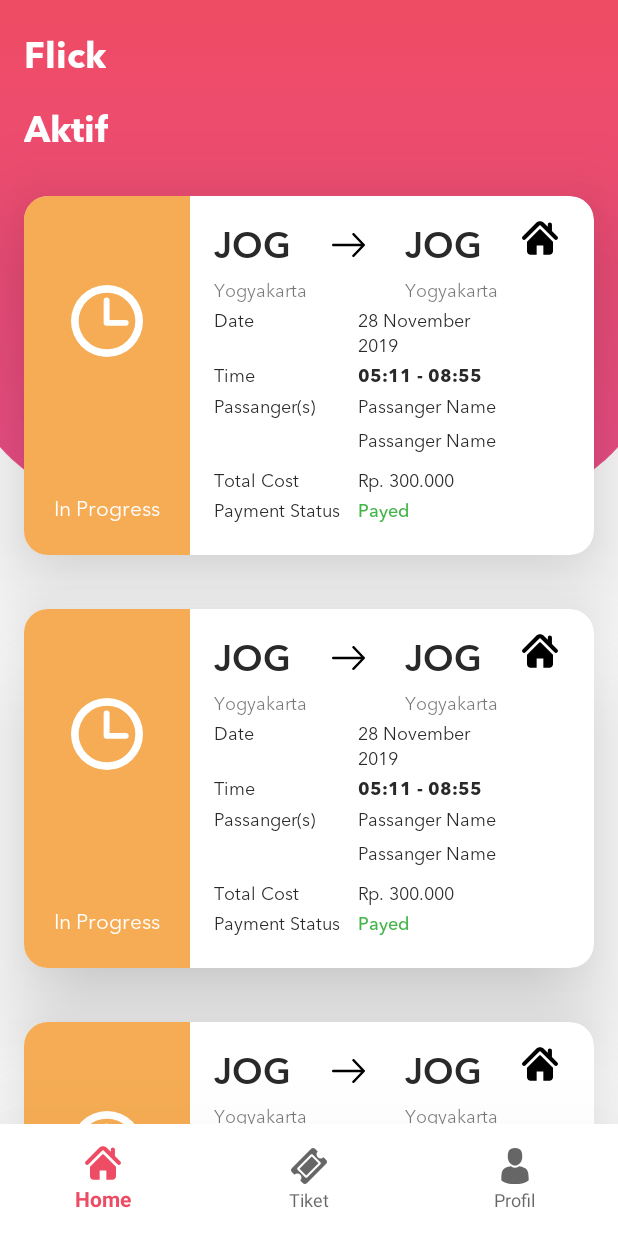
After one commit to DjakaTechnology/flicker-flight-app, an Android app: the fragment TicketsFragment placed in its activity, on a phone screen of 412 x 824 dp. The commit adds this screen. Run offline under Robolectric (Android 15) with nearby library versions, the phone set to English and light mode, and no system bars.

Commit message:
Added Profile, Seat, and Ticket Layout

```diff
--- a/app/src/main/AndroidManifest.xml
+++ b/app/src/main/AndroidManifest.xml
@@ -9,7 +9,8 @@
         android:roundIcon="@mipmap/ic_launcher_round"
         android:supportsRtl="true"
         android:theme="@style/AppTheme">
-        <activity android:name=".ui.paymentActivity.PaymentActivity"></activity>
+        <activity android:name=".SeatActivity"></activity>
+        <activity android:name=".ui.paymentActivity.PaymentActivity" />
         <activity android:name=".ui.paymentChooseActivity.PaymentChooseActivity" />
         <activity android:name=".ui.detailOrderContact.DetailOrderContactActivity" />
         <activity android:name=".ui.detailOrder.DetailOrderActivity" />
--- /dev/null
+++ b/app/src/main/java/id/djaka/flicker/TicketsFragment.kt
@@ -0,0 +1,19 @@
+package id.djaka.flicker
+
+import android.content.Context
+import android.net.Uri
+import android.os.Bundle
+import androidx.fragment.app.Fragment
+import android.view.LayoutInflater
+import android.view.View
+import android.view.ViewGroup
+
+class TicketsFragment : Fragment() {
+    override fun onCreateView(
+        inflater: LayoutInflater, container: ViewGroup?,
+        savedInstanceState: Bundle?
+    ): View? {
+        // Inflate the layout for this fragment
+        return inflater.inflate(R.layout.fragment_tickets, container, false)
+    }
+}
--- a/app/src/main/java/id/djaka/flicker/ui/main/MainPresenter.kt
+++ b/app/src/main/java/id/djaka/flicker/ui/main/MainPresenter.kt
@@ -3,12 +3,16 @@ package id.djaka.flicker.ui.main
 import android.util.Log
 import androidx.fragment.app.Fragment
 import com.google.android.material.bottomnavigation.BottomNavigationView
+import id.djaka.flicker.ProfileFragment
 import id.djaka.flicker.R
+import id.djaka.flicker.TicketsFragment
 import id.djaka.flicker.ui.home.HomeFragment
 import id.djaka.mvpanddagger.base.BasePresenter
 
 class MainPresenter(mainView: MainView) : BasePresenter<MainView>(mainView){
     private var homeFragment: Fragment? = null
+    private var ticketFragment: Fragment? = null
+    private var profileFragment: Fragment? = null
 
     override fun onViewCreated() {
         super.onViewCreated()
@@ -26,11 +30,15 @@ class MainPresenter(mainView: MainView) : BasePresenter<MainView>(mainView){
                     return@OnNavigationItemSelectedListener true
                 }
                 R.id.navigation_dashboard -> {
-
+                    if(ticketFragment == null)
+                        ticketFragment = TicketsFragment()
+                    view.replaceFrame(ticketFragment, 1)
                     return@OnNavigationItemSelectedListener true
                 }
                 R.id.navigation_notifications -> {
-
+                    if(profileFragment == null)
+                        profileFragment = ProfileFragment()
+                    view.replaceFrame(profileFragment, 2)
                     return@OnNavigationItemSelectedListener true
                 }
             }
--- /dev/null
+++ b/app/src/main/res/drawable/ic_clock.xml
@@ -0,0 +1,6 @@
+<vector android:autoMirrored="true" android:height="32dp"
+    android:viewportHeight="32" android:viewportWidth="32"
+    android:width="32dp" xmlns:android="http://schemas.android.com/apk/res/android">
+    <path android:fillColor="#fff" android:pathData="M16,0A16,16 0,1 0,32 16,16.018 16.018,0 0,0 16,0ZM16,28.6A12.6,12.6 0,1 1,28.6 16,12.61 12.61,0 0,1 16,28.6Z"/>
+    <path android:fillColor="#fff" android:pathData="M24.338,15.506L17.147,15.506L17.147,6.86a1.317,1.317 0,1 0,-2.635 0L14.512,16.823a1.317,1.317 0,0 0,1.317 1.317h8.508a1.317,1.317 0,0 0,0 -2.635Z"/>
+</vector>
--- /dev/null
+++ b/app/src/main/res/drawable/ic_right_arrow_black.xml
@@ -0,0 +1,5 @@
+<vector android:autoMirrored="true" android:height="16dp"
+    android:viewportHeight="13.12" android:viewportWidth="18.659"
+    android:width="22dp" xmlns:android="http://schemas.android.com/apk/res/android">
+    <path android:fillColor="#000" android:pathData="M6.094,12.923a0.662,0.662 0,0 0,0.94 -0.931l-4.768,-4.768L18.001,7.224A0.655,0.655 0,0 0,18.659 6.565a0.662,0.662 0,0 0,-0.658 -0.668L2.267,5.897l4.768,-4.759a0.675,0.675 0,0 0,-0 -0.94,0.659 0.659,0 0,0 -0.94,-0l-5.9,5.9a0.648,0.648 0,0 0,-0 0.931Z"/>
+</vector>
--- /dev/null
+++ b/app/src/main/res/layout/fragment_tickets.xml
@@ -0,0 +1,72 @@
+<?xml version="1.0" encoding="utf-8"?>
+<androidx.core.widget.NestedScrollView
+    xmlns:android="http://schemas.android.com/apk/res/android"
+    xmlns:app="http://schemas.android.com/apk/res-auto"
+    xmlns:tools="http://schemas.android.com/tools"
+    android:layout_width="match_parent"
+    android:layout_height="match_parent"
+    tools:context=".TicketsFragment"
+    android:fillViewport="true">
+
+    <androidx.constraintlayout.widget.ConstraintLayout
+        android:layout_width="match_parent"
+        android:layout_height="match_parent"
+        android:clipToPadding="false"
+        android:clipChildren="false"
+        android:paddingBottom="24dp">
+
+        <ImageView
+            android:id="@+id/imageView"
+            android:layout_width="match_parent"
+            android:layout_height="wrap_content"
+            android:adjustViewBounds="true"
+            android:src="@drawable/bg_main"
+            app:layout_constraintStart_toStartOf="parent"
+            app:layout_constraintTop_toTopOf="parent" />
+
+        <TextView
+            android:id="@+id/textView"
+            android:layout_width="wrap_content"
+            android:layout_height="wrap_content"
+            android:layout_marginStart="16dp"
+            android:layout_marginTop="16dp"
+            android:fontFamily="@font/avenir_bold"
+            android:text="Flick"
+            android:textColor="@color/white"
+            android:textSize="24sp"
+            app:layout_constraintStart_toStartOf="parent"
+            app:layout_constraintTop_toTopOf="parent" />
+
+        <TextView
+            android:id="@+id/textView17"
+            android:layout_width="wrap_content"
+            android:layout_height="wrap_content"
+            android:layout_marginStart="16dp"
+            android:layout_marginTop="8dp"
+            android:fontFamily="@font/avenir_bold"
+            android:text="Aktif"
+            android:textColor="@color/white"
+            android:textSize="24sp"
+            app:layout_constraintStart_toStartOf="parent"
+            app:layout_constraintTop_toBottomOf="@+id/textView" />
+
+        <LinearLayout
+            android:layout_width="match_parent"
+            android:layout_height="wrap_content"
+            android:paddingStart="@dimen/activity_padding"
+            android:paddingEnd="@dimen/activity_padding"
+            android:clipToPadding="false"
+            android:layout_marginTop="24dp"
+            android:orientation="vertical"
+            android:clipChildren="false"
+            app:layout_constraintTop_toBottomOf="@+id/textView17">
+
+            <include layout="@layout/rv_tickets" android:layout_width="match_parent" android:layout_height="wrap_content"/>
+            <include layout="@layout/rv_tickets" android:layout_width="match_parent" android:layout_height="wrap_content"/>
+            <include layout="@layout/rv_tickets" android:layout_width="match_parent" android:layout_height="wrap_content"/>
+            <include layout="@layout/rv_tickets" android:layout_width="match_parent" android:layout_height="wrap_content"/>
+        </LinearLayout>
+
+
+    </androidx.constraintlayout.widget.ConstraintLayout>
+</androidx.core.widget.NestedScrollView>
--- /dev/null
+++ b/app/src/main/res/layout/rv_tickets.xml
@@ -0,0 +1,266 @@
+<?xml version="1.0" encoding="utf-8"?>
+<FrameLayout android:layout_width="match_parent"
+    android:layout_height="wrap_content"
+    xmlns:tools="http://schemas.android.com/tools"
+    android:clipChildren="false"
+    android:clipToPadding="false"
+    android:paddingBottom="12dp"
+    xmlns:android="http://schemas.android.com/apk/res/android"
+    xmlns:app="http://schemas.android.com/apk/res-auto">
+    <androidx.cardview.widget.CardView
+        android:orientation="vertical"
+        app:cardCornerRadius="16dp"
+        android:foreground="?selectableItemBackground"
+        android:layout_marginBottom="24dp"
+        android:clickable="true"
+        app:cardElevation="45dp"
+        android:layout_width="match_parent" android:layout_height="wrap_content">
+
+        <LinearLayout
+            android:layout_width="match_parent"
+            android:layout_height="wrap_content"
+            android:orientation="horizontal">
+
+            <androidx.constraintlayout.widget.ConstraintLayout
+                android:layout_width="0dp"
+                android:layout_height="match_parent"
+                android:layout_weight="1"
+                android:background="@color/yellow">
+
+                <ImageView
+                    android:id="@+id/imageView8"
+                    android:layout_width="48dp"
+                    android:layout_height="48dp"
+                    app:layout_constraintBottom_toBottomOf="parent"
+                    app:layout_constraintEnd_toEndOf="parent"
+                    app:layout_constraintStart_toStartOf="parent"
+                    app:layout_constraintTop_toTopOf="parent"
+                    app:layout_constraintVertical_bias="0.31"
+                    app:srcCompat="@drawable/ic_clock" />
+
+                <TextView
+                    android:id="@+id/textView22"
+                    android:layout_width="wrap_content"
+                    android:layout_height="wrap_content"
+                    android:layout_marginBottom="8dp"
+                    android:fontFamily="@font/avenir_regular"
+                    android:paddingBottom="12dp"
+                    android:text="In Progress"
+                    android:textColor="@color/white"
+                    app:layout_constraintBottom_toBottomOf="parent"
+                    app:layout_constraintEnd_toEndOf="parent"
+                    app:layout_constraintStart_toStartOf="parent" />
+            </androidx.constraintlayout.widget.ConstraintLayout>
+
+            <androidx.constraintlayout.widget.ConstraintLayout
+                android:layout_width="0dp"
+                android:layout_height="wrap_content"
+                android:layout_weight="2"
+                android:paddingLeft="16dp"
+                android:paddingTop="12dp"
+                android:paddingRight="16dp"
+                android:paddingBottom="12dp">
+
+                <ImageView
+                    android:id="@+id/imageView12"
+                    android:layout_width="wrap_content"
+                    android:layout_height="wrap_content"
+                    android:layout_marginStart="8dp"
+                    android:layout_marginTop="8dp"
+                    android:layout_marginEnd="8dp"
+                    android:layout_marginBottom="8dp"
+                    android:rotation="180"
+                    app:layout_constraintBottom_toTopOf="@+id/textView44"
+                    app:layout_constraintEnd_toStartOf="@+id/tv_current_pos2"
+                    app:layout_constraintStart_toEndOf="@+id/tv_current_pos"
+                    app:layout_constraintTop_toTopOf="@+id/tv_current_pos"
+                    app:srcCompat="@drawable/ic_right_arrow_black" />
+
+                <TextView
+                    android:id="@+id/textView44"
+                    android:layout_width="wrap_content"
+                    android:layout_height="wrap_content"
+                    android:fontFamily="@font/avenir_regular"
+                    android:text="Yogyakarta"
+                    android:textSize="12sp"
+                    app:layout_constraintEnd_toEndOf="parent"
+                    app:layout_constraintTop_toBottomOf="@+id/tv_current_pos" />
+
+                <TextView
+                    android:id="@+id/tv_current_pos2"
+                    android:layout_width="wrap_content"
+                    android:layout_height="wrap_content"
+                    android:fontFamily="@font/avenir_demi"
+                    android:text="JOG"
+                    android:textColor="@color/black_main"
+                    android:textSize="24sp"
+                    app:layout_constraintStart_toStartOf="@+id/textView44"
+                    app:layout_constraintTop_toTopOf="parent" />
+
+                <TextView
+                    android:id="@+id/textView10"
+                    android:layout_width="wrap_content"
+                    android:layout_height="wrap_content"
+                    android:fontFamily="@font/avenir_regular"
+                    android:text="Yogyakarta"
+                    android:textSize="12sp"
+                    app:layout_constraintStart_toStartOf="@+id/tv_current_pos"
+                    app:layout_constraintTop_toBottomOf="@+id/tv_current_pos" />
+
+                <TextView
+                    android:id="@+id/tv_current_pos"
+                    android:layout_width="wrap_content"
+                    android:layout_height="wrap_content"
+                    android:fontFamily="@font/avenir_demi"
+                    android:text="JOG"
+                    android:textColor="@color/black_main"
+                    android:textSize="24sp"
+                    app:layout_constraintStart_toStartOf="parent"
+                    app:layout_constraintTop_toTopOf="parent" />
+
+                <androidx.gridlayout.widget.GridLayout
+                    android:layout_width="match_parent"
+                    android:layout_height="wrap_content"
+                    android:layout_marginBottom="8dp"
+                    android:layout_weight="1"
+                    app:columnCount="2"
+                    app:layout_constraintBottom_toBottomOf="parent"
+                    app:layout_constraintTop_toBottomOf="@+id/textView10"
+                    >
+
+                    <TextView
+                        android:id="@+id/textView30"
+                        android:layout_width="wrap_content"
+                        android:layout_height="wrap_content"
+                        android:fontFamily="@font/avenir_regular"
+                        android:text="Date"
+                        android:textColor="@color/black_main"
+                        android:textSize="12sp"
+                        app:layout_columnWeight="0" />
+
+                    <TextView
+                        android:id="@+id/textView31"
+                        android:layout_width="0dp"
+                        android:layout_height="wrap_content"
+                        android:fontFamily="@font/avenir_regular"
+                        android:text="28 November 2019"
+                        android:textColor="@color/black_main"
+                        android:textSize="12sp"
+                        app:layout_columnWeight="1" />
+
+                    <TextView
+                        android:id="@+id/textView28"
+                        android:layout_width="wrap_content"
+                        android:layout_height="wrap_content"
+                        android:fontFamily="@font/avenir_regular"
+                        android:text="Time"
+                        android:textColor="@color/black_main"
+                        android:textSize="12sp"
+                        app:layout_columnWeight="0" />
+
+                    <TextView
+                        android:id="@+id/textView29"
+                        android:layout_width="0dp"
+                        android:layout_height="wrap_content"
+                        android:fontFamily="@font/avenir_bold"
+                        android:text="05:11 - 08:55"
+                        android:textColor="@color/black_main"
+                        android:textSize="12sp"
+                        app:layout_columnWeight="1" />
+
+                    <TextView
+                        android:id="@+id/textView24"
+                        android:layout_width="wrap_content"
+                        android:layout_height="wrap_content"
+                        android:fontFamily="@font/avenir_regular"
+                        android:text="Passanger(s)"
+                        android:textColor="@color/black_main"
+                        android:textSize="12sp"
+                        app:layout_columnWeight="0" />
+
+                    <TextView
+                        android:id="@+id/textView25"
+                        android:layout_width="0dp"
+                        android:layout_height="wrap_content"
+                        android:fontFamily="@font/avenir_regular"
+                        android:text="Passanger Name"
+                        android:textColor="@color/black_main"
+                        android:textSize="12sp"
+                        app:layout_columnWeight="1" />
+
+                    <TextView
+                        android:id="@+id/textView34"
+                        android:layout_width="wrap_content"
+                        android:layout_height="wrap_content"
+                        android:fontFamily="@font/avenir_regular"
+                        android:textColor="@color/black_main"
+                        app:layout_columnWeight="0" />
+
+                    <TextView
+                        android:id="@+id/textView35"
+                        android:layout_width="0dp"
+                        android:layout_height="wrap_content"
+                        android:fontFamily="@font/avenir_regular"
+                        android:text="Passanger Name"
+                        android:textColor="@color/black_main"
+                        android:textSize="12sp"
+                        app:layout_columnWeight="1" />
+
+                    <TextView
+                        android:id="@+id/textView40"
+                        android:layout_width="wrap_content"
+                        android:layout_height="wrap_content"
+                        android:fontFamily="@font/avenir_regular"
+                        android:paddingTop="6dp"
+                        android:text="Total Cost"
+                        android:textColor="@color/black_main"
+                        android:textSize="12sp"
+                        app:layout_columnWeight="0" />
+
+                    <TextView
+                        android:id="@+id/textView41"
+                        android:layout_width="0dp"
+                        android:layout_height="wrap_content"
+                        android:fontFamily="@font/avenir_regular"
+                        android:paddingTop="6dp"
+                        android:text="Rp. 300.000"
+                        android:textColor="@color/black_main"
+                        android:textSize="12sp"
+                        app:layout_columnWeight="1" />
+
+                    <TextView
+                        android:id="@+id/textView42"
+                        android:layout_width="wrap_content"
+                        android:layout_height="wrap_content"
+                        android:fontFamily="@font/avenir_regular"
+                        android:paddingRight="12dp"
+                        android:text="Payment Status"
+                        android:textColor="@color/black_main"
+                        android:textSize="12sp"
+                        app:layout_columnWeight="0" />
+
+                    <TextView
+                        android:id="@+id/textView43"
+                        android:layout_width="0dp"
+                        android:layout_height="wrap_content"
+                        android:fontFamily="@font/avenir_medium"
+                        android:text="Payed"
+                        android:textColor="@color/green"
+                        android:textSize="12sp"
+                        app:layout_columnWeight="1" />
+                </androidx.gridlayout.widget.GridLayout>
+
+            </androidx.constraintlayout.widget.ConstraintLayout>
+
+            <ImageView
+                android:id="@+id/imageView11"
+                android:layout_width="24dp"
+                android:layout_height="24dp"
+                android:layout_marginTop="16dp"
+                android:layout_marginRight="24dp"
+                android:layout_weight="0"
+                app:srcCompat="@drawable/ic_home" />
+
+        </LinearLayout>
+    </androidx.cardview.widget.CardView>
+</FrameLayout>
--- a/app/src/main/res/values/colors.xml
+++ b/app/src/main/res/values/colors.xml
@@ -10,4 +10,6 @@
     <color name="black_sub">#6E6E6E</color>
     <color name="red_pink">#EE508D</color>
     <color name="red">#EE4B64</color>
+    <color name="yellow">#F5AC54</color>
+    <color name="green">#42B549</color>
 </resources>
```
Also changed, not shown: app/src/main/java/id/djaka/flicker/ProfileFragment.kt (added, +21 -0 lines), app/src/main/java/id/djaka/flicker/SeatActivity.kt (added, +12 -0 lines), app/src/main/res/drawable/ic_seat.xml (added, +9 -0 lines), app/src/main/res/layout/activity_seat.xml (added, +123 -0 lines), app/src/main/res/layout/dialog_success.xml (added, +47 -0 lines), app/src/main/res/layout/fragment_profile.xml (added, +73 -0 lines).
